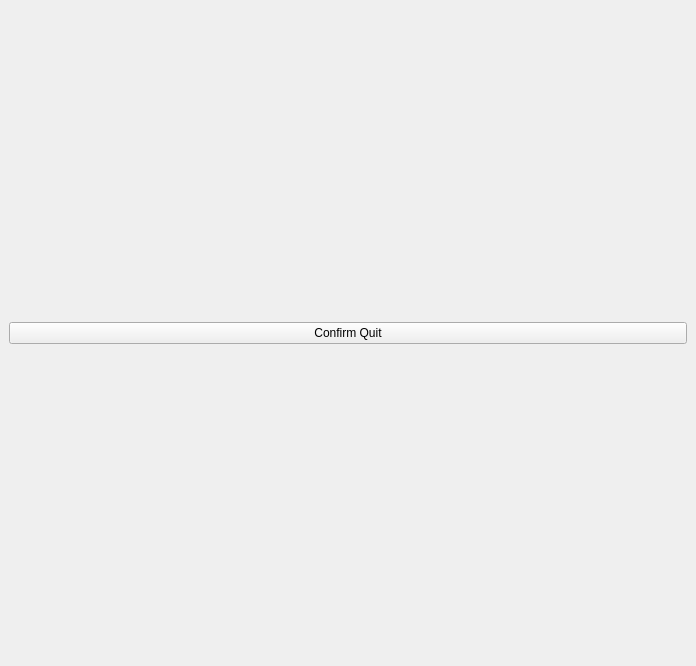
mrdeveloperdude/OctoMY, file src/libs/libremote/ui/RemoteWindow.ui: the form before one commit.
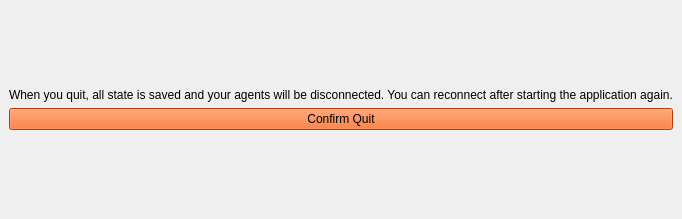
The form after the commit. The open tabs and pages were chosen to show the change. Icons and pictures are not drawn. Custom widgets are drawn as their Qt base class.

Patch:
```diff
--- a/src/libs/libremote/ui/RemoteWindow.ui
+++ b/src/libs/libremote/ui/RemoteWindow.ui
@@ -6,8 +6,8 @@
    <rect>
     <x>0</x>
     <y>0</y>
-    <width>696</width>
-    <height>666</height>
+    <width>365</width>
+    <height>219</height>
    </rect>
   </property>
   <property name="sizePolicy">
@@ -347,11 +347,452 @@
          </property>
         </spacer>
        </item>
+       <item>
+        <widget class="QLabel" name="label_2">
+         <property name="text">
+          <string>When you quit, all state is saved and your agents will be disconnected. You can reconnect after starting the application again.</string>
+         </property>
+        </widget>
+       </item>
+       <item>
+        <spacer name="verticalSpacer_7">
+         <property name="orientation">
+          <enum>Qt::Vertical</enum>
+         </property>
+         <property name="sizeHint" stdset="0">
+          <size>
+           <width>20</width>
+           <height>18</height>
+          </size>
+         </property>
+        </spacer>
+       </item>
        <item>
         <widget class="QPushButton" name="pushButtonConfirmQuit">
+         <property name="palette">
+          <palette>
+           <active>
+            <colorrole role="WindowText">
+             <brush brushstyle="SolidPattern">
+              <color alpha="255">
+               <red>0</red>
+               <green>0</green>
+               <blue>0</blue>
+              </color>
+             </brush>
+            </colorrole>
+            <colorrole role="Button">
+             <brush brushstyle="SolidPattern">
+              <color alpha="255">
+               <red>255</red>
+               <green>86</green>
+               <blue>0</blue>
+              </color>
+             </brush>
+            </colorrole>
+            <colorrole role="Light">
+             <brush brushstyle="SolidPattern">
+              <color alpha="255">
+               <red>255</red>
+               <green>171</green>
+               <blue>127</blue>
+              </color>
+             </brush>
+            </colorrole>
+            <colorrole role="Midlight">
+             <brush brushstyle="SolidPattern">
+              <color alpha="255">
+               <red>255</red>
+               <green>128</green>
+               <blue>63</blue>
+              </color>
+             </brush>
+            </colorrole>
+            <colorrole role="Dark">
+             <brush brushstyle="SolidPattern">
+              <color alpha="255">
+               <red>127</red>
+               <green>43</green>
+               <blue>0</blue>
+              </color>
+             </brush>
+            </colorrole>
+            <colorrole role="Mid">
+             <brush brushstyle="SolidPattern">
+              <color alpha="255">
+               <red>170</red>
+               <green>57</green>
+               <blue>0</blue>
+              </color>
+             </brush>
+            </colorrole>
+            <colorrole role="Text">
+             <brush brushstyle="SolidPattern">
+              <color alpha="255">
+               <red>0</red>
+               <green>0</green>
+               <blue>0</blue>
+              </color>
+             </brush>
+            </colorrole>
+            <colorrole role="BrightText">
+             <brush brushstyle="SolidPattern">
+              <color alpha="255">
+               <red>255</red>
+               <green>255</green>
+               <blue>255</blue>
+              </color>
+             </brush>
+            </colorrole>
+            <colorrole role="ButtonText">
+             <brush brushstyle="SolidPattern">
+              <color alpha="255">
+               <red>0</red>
+               <green>0</green>
+               <blue>0</blue>
+              </color>
+             </brush>
+            </colorrole>
+            <colorrole role="Base">
+             <brush brushstyle="SolidPattern">
+              <color alpha="255">
+               <red>255</red>
+               <green>255</green>
+               <blue>255</blue>
+              </color>
+             </brush>
+            </colorrole>
+            <colorrole role="Window">
+             <brush brushstyle="SolidPattern">
+              <color alpha="255">
+               <red>255</red>
+               <green>86</green>
+               <blue>0</blue>
+              </color>
+             </brush>
+            </colorrole>
+            <colorrole role="Shadow">
+             <brush brushstyle="SolidPattern">
+              <color alpha="255">
+               <red>0</red>
+               <green>0</green>
+               <blue>0</blue>
+              </color>
+             </brush>
+            </colorrole>
+            <colorrole role="AlternateBase">
+             <brush brushstyle="SolidPattern">
+              <color alpha="255">
+               <red>255</red>
+               <green>170</green>
+               <blue>127</blue>
+              </color>
+             </brush>
+            </colorrole>
+            <colorrole role="ToolTipBase">
+             <brush brushstyle="SolidPattern">
+              <color alpha="255">
+               <red>255</red>
+               <green>255</green>
+               <blue>220</blue>
+              </color>
+             </brush>
+            </colorrole>
+            <colorrole role="ToolTipText">
+             <brush brushstyle="SolidPattern">
+              <color alpha="255">
+               <red>0</red>
+               <green>0</green>
+               <blue>0</blue>
+              </color>
+             </brush>
+            </colorrole>
+           </active>
+           <inactive>
+            <colorrole role="WindowText">
+             <brush brushstyle="SolidPattern">
+              <color alpha="255">
+               <red>0</red>
+               <green>0</green>
+               <blue>0</blue>
+              </color>
+             </brush>
+            </colorrole>
+            <colorrole role="Button">
+             <brush brushstyle="SolidPattern">
+              <color alpha="255">
+               <red>255</red>
+               <green>86</green>
+               <blue>0</blue>
+              </color>
+             </brush>
+            </colorrole>
+            <colorrole role="Light">
+             <brush brushstyle="SolidPattern">
+              <color alpha="255">
+               <red>255</red>
+               <green>171</green>
+               <blue>127</blue>
+              </color>
+             </brush>
+            </colorrole>
+            <colorrole role="Midlight">
+             <brush brushstyle="SolidPattern">
+              <color alpha="255">
+               <red>255</red>
+               <green>128</green>
+               <blue>63</blue>
+              </color>
+             </brush>
+            </colorrole>
+            <colorrole role="Dark">
+             <brush brushstyle="SolidPattern">
+              <color alpha="255">
+               <red>127</red>
+               <green>43</green>
+               <blue>0</blue>
+              </color>
+             </brush>
+            </colorrole>
+            <colorrole role="Mid">
+             <brush brushstyle="SolidPattern">
+              <color alpha="255">
+               <red>170</red>
+               <green>57</green>
+               <blue>0</blue>
+              </color>
+             </brush>
+            </colorrole>
+            <colorrole role="Text">
+             <brush brushstyle="SolidPattern">
+              <color alpha="255">
+               <red>0</red>
+               <green>0</green>
+               <blue>0</blue>
+              </color>
+             </brush>
+            </colorrole>
+            <colorrole role="BrightText">
+             <brush brushstyle="SolidPattern">
+              <color alpha="255">
+               <red>255</red>
+               <green>255</green>
+               <blue>255</blue>
+              </color>
+             </brush>
+            </colorrole>
+            <colorrole role="ButtonText">
+             <brush brushstyle="SolidPattern">
+              <color alpha="255">
+               <red>0</red>
+               <green>0</green>
+               <blue>0</blue>
+              </color>
+             </brush>
+            </colorrole>
+            <colorrole role="Base">
+             <brush brushstyle="SolidPattern">
+              <color alpha="255">
+               <red>255</red>
+               <green>255</green>
+               <blue>255</blue>
+              </color>
+             </brush>
+            </colorrole>
+            <colorrole role="Window">
+             <brush brushstyle="SolidPattern">
+              <color alpha="255">
+               <red>255</red>
+               <green>86</green>
+               <blue>0</blue>
+              </color>
+             </brush>
+            </colorrole>
+            <colorrole role="Shadow">
+             <brush brushstyle="SolidPattern">
+              <color alpha="255">
+               <red>0</red>
+               <green>0</green>
+               <blue>0</blue>
+              </color>
+             </brush>
+            </colorrole>
+            <colorrole role="AlternateBase">
+             <brush brushstyle="SolidPattern">
+              <color alpha="255">
+               <red>255</red>
+               <green>170</green>
+               <blue>127</blue>
+              </color>
+             </brush>
+            </colorrole>
+            <colorrole role="ToolTipBase">
+             <brush brushstyle="SolidPattern">
+              <color alpha="255">
+               <red>255</red>
+               <green>255</green>
+               <blue>220</blue>
+              </color>
+             </brush>
+            </colorrole>
+            <colorrole role="ToolTipText">
+             <brush brushstyle="SolidPattern">
+              <color alpha="255">
+               <red>0</red>
+               <green>0</green>
+               <blue>0</blue>
+              </color>
+             </brush>
+            </colorrole>
+           </inactive>
+           <disabled>
+            <colorrole role="WindowText">
+             <brush brushstyle="SolidPattern">
+              <color alpha="255">
+               <red>127</red>
+               <green>43</green>
+               <blue>0</blue>
+              </color>
+             </brush>
+            </colorrole>
+            <colorrole role="Button">
+             <brush brushstyle="SolidPattern">
+              <color alpha="255">
+               <red>255</red>
+               <green>86</green>
+               <blue>0</blue>
+              </color>
+             </brush>
+            </colorrole>
+            <colorrole role="Light">
+             <brush brushstyle="SolidPattern">
+              <color alpha="255">
+               <red>255</red>
+               <green>171</green>
+               <blue>127</blue>
+              </color>
+             </brush>
+            </colorrole>
+            <colorrole role="Midlight">
+             <brush brushstyle="SolidPattern">
+              <color alpha="255">
+               <red>255</red>
+               <green>128</green>
+               <blue>63</blue>
+              </color>
+             </brush>
+            </colorrole>
+            <colorrole role="Dark">
+             <brush brushstyle="SolidPattern">
+              <color alpha="255">
+               <red>127</red>
+               <green>43</green>
+               <blue>0</blue>
+              </color>
+             </brush>
+            </colorrole>
+            <colorrole role="Mid">
+             <brush brushstyle="SolidPattern">
+              <color alpha="255">
+               <red>170</red>
+               <green>57</green>
+               <blue>0</blue>
+              </color>
+             </brush>
+            </colorrole>
+            <colorrole role="Text">
+             <brush brushstyle="SolidPattern">
+              <color alpha="255">
+               <red>127</red>
+               <green>43</green>
+               <blue>0</blue>
+              </color>
+             </brush>
+            </colorrole>
+            <colorrole role="BrightText">
+             <brush brushstyle="SolidPattern">
+              <color alpha="255">
+               <red>255</red>
+               <green>255</green>
+               <blue>255</blue>
+              </color>
+             </brush>
+            </colorrole>
+            <colorrole role="ButtonText">
+             <brush brushstyle="SolidPattern">
+              <color alpha="255">
+               <red>127</red>
+               <green>43</green>
+               <blue>0</blue>
+              </color>
+             </brush>
+            </colorrole>
+            <colorrole role="Base">
+             <brush brushstyle="SolidPattern">
+              <color alpha="255">
+               <red>255</red>
+               <green>86</green>
+               <blue>0</blue>
+              </color>
+             </brush>
+            </colorrole>
+            <colorrole role="Window">
+             <brush brushstyle="SolidPattern">
+              <color alpha="255">
+               <red>255</red>
+               <green>86</green>
+               <blue>0</blue>
+              </color>
+             </brush>
+            </colorrole>
+            <colorrole role="Shadow">
+             <brush brushstyle="SolidPattern">
+              <color alpha="255">
+               <red>0</red>
+               <green>0</green>
+               <blue>0</blue>
+              </color>
+             </brush>
+            </colorrole>
+            <colorrole role="AlternateBase">
+             <brush brushstyle="SolidPattern">
+              <color alpha="255">
+               <red>255</red>
+               <green>86</green>
+               <blue>0</blue>
+              </color>
+             </brush>
+            </colorrole>
+            <colorrole role="ToolTipBase">
+             <brush brushstyle="SolidPattern">
+              <color alpha="255">
+               <red>255</red>
+               <green>255</green>
+               <blue>220</blue>
+              </color>
+             </brush>
+            </colorrole>
+            <colorrole role="ToolTipText">
+             <brush brushstyle="SolidPattern">
+              <color alpha="255">
+               <red>0</red>
+               <green>0</green>
+               <blue>0</blue>
+              </color>
+             </brush>
+            </colorrole>
+           </disabled>
+          </palette>
+         </property>
          <property name="text">
           <string>Confirm Quit</string>
          </property>
+         <property name="default">
+          <bool>false</bool>
+         </property>
+         <property name="flat">
+          <bool>false</bool>
+         </property>
         </widget>
        </item>
        <item>
```
Left out of the diff: 42 changed lines with no effect on the pictures.
